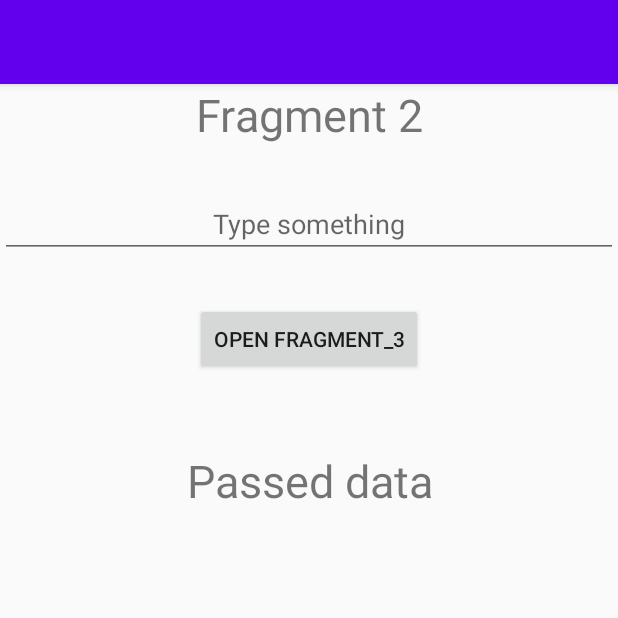
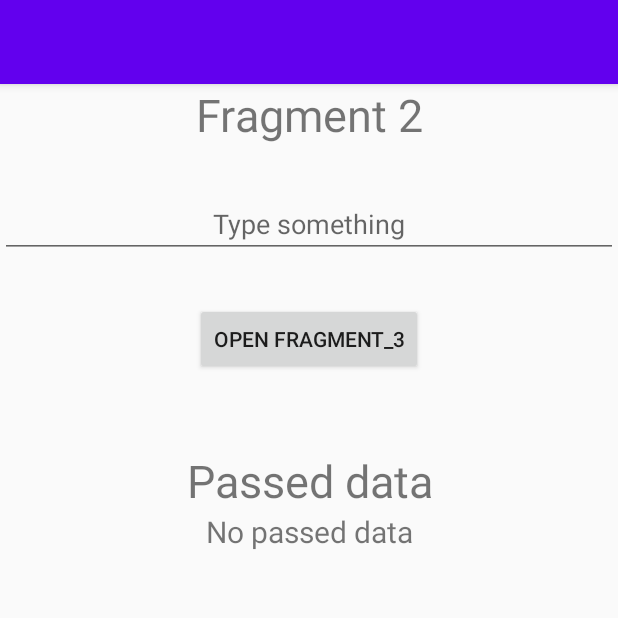
Before and after one commit to peterpazmandi/NavCompDemo, an Android app: the Fragment_2 screen opened through its navigation route, on a phone screen of 412 x 824 dp, the top half of it. Run offline under Robolectric (Android 15) with nearby library versions, the phone set to English and light mode, and no system bars.

Commit message:
Passing data between fragments

```diff
--- a/app/src/main/java/com/inspirecoding/navcompdemo/fragments/Fragment_1.kt
+++ b/app/src/main/java/com/inspirecoding/navcompdemo/fragments/Fragment_1.kt
@@ -25,7 +25,9 @@ class Fragment_1 : Fragment()
 
         btn_fragment_1.setOnClickListener {
             val navController: NavController = Navigation.findNavController(it)
-            val action = Fragment_1Directions.actionFragment1ToFragment2()
+            val action = Fragment_1Directions.actionFragment1ToFragment2(
+                et_fragment_1.text.toString()
+            )
             navController.navigate(action)
         }
     }
--- a/app/src/main/java/com/inspirecoding/navcompdemo/fragments/Fragment_2.kt
+++ b/app/src/main/java/com/inspirecoding/navcompdemo/fragments/Fragment_2.kt
@@ -7,12 +7,15 @@ import android.view.View
 import android.view.ViewGroup
 import androidx.navigation.NavController
 import androidx.navigation.Navigation
+import androidx.navigation.fragment.navArgs
 
 import com.inspirecoding.navcompdemo.R
 import kotlinx.android.synthetic.main.fragment_2.*
 
 class Fragment_2 : Fragment()
 {
+    private val args : Fragment_2Args by navArgs()
+
     override fun onCreateView(inflater: LayoutInflater, container: ViewGroup?,savedInstanceState: Bundle?): View?
     {
         // Inflate the layout for this fragment
@@ -28,5 +31,11 @@ class Fragment_2 : Fragment()
             val navController: NavController = Navigation.findNavController(it)
             navController.navigate(Fragment_2Directions.actionFragment2ToFragment3())
         }
+
+        tv_passed_data.text = args.passedData
+
+//        arguments?.let {
+//            tv_passed_data.text = Fragment_2Args.fromBundle(it).passedData
+//        }
     }
 }
--- a/app/src/main/res/navigation/navigation_graph.xml
+++ b/app/src/main/res/navigation/navigation_graph.xml
@@ -23,6 +23,10 @@
         <action
             android:id="@+id/action_fragment_2_to_fragment_3"
             app:destination="@id/fragment_3" />
+        <argument
+            android:name="passedData"
+            app:argType="string"
+            android:defaultValue="No passed data" />
     </fragment>
     <fragment
         android:id="@+id/fragment_3"
```
